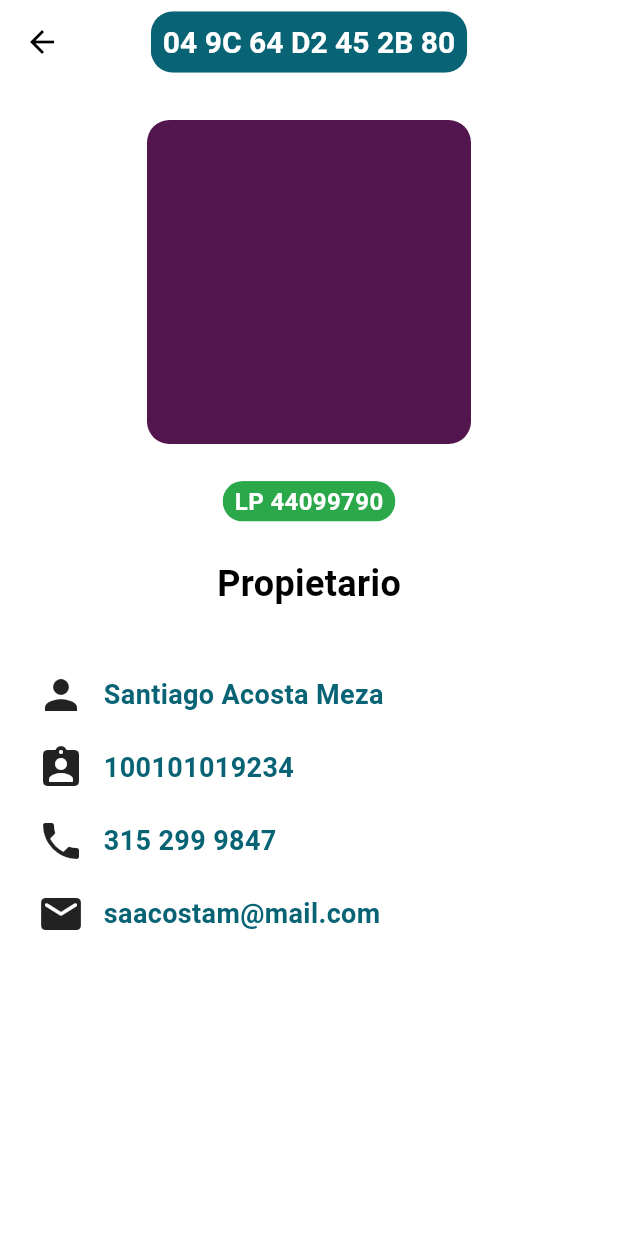
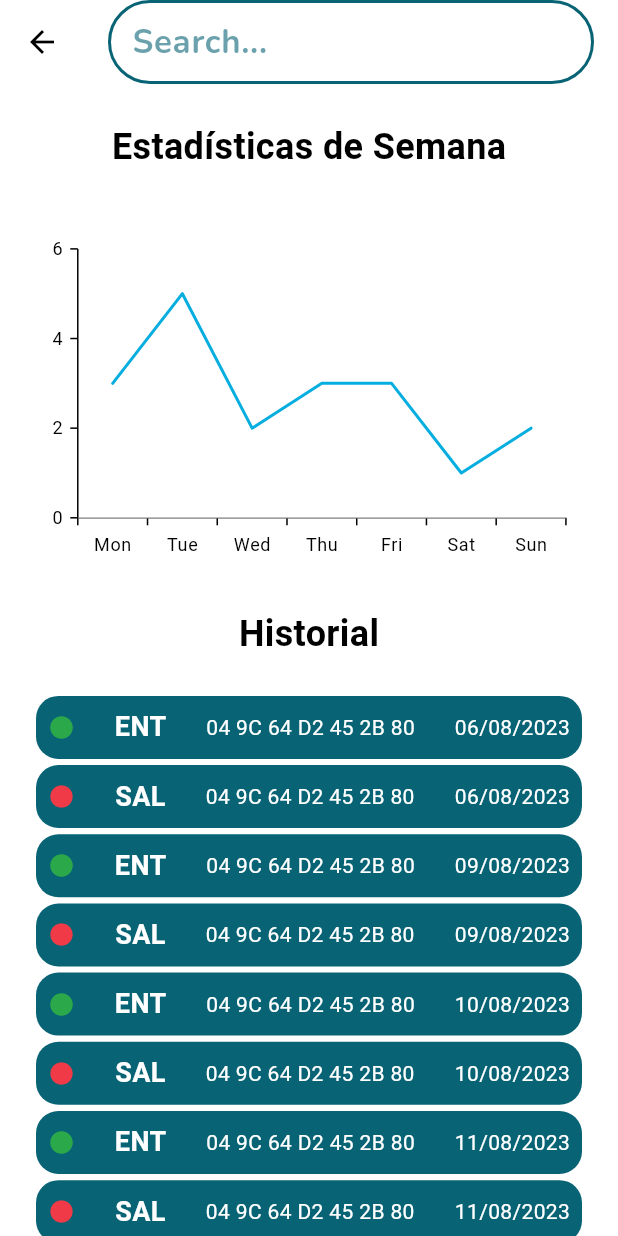
Before and after one commit to mbolanoss/bicitrack, a Flutter app: the screen it shows after launch, after a tap on "Dashboard", on a phone screen of 412 x 824 dp. Run offline on Flutter 3.47's test engine with Material 2 defaults, Android fonts, the phone set to English and light mode, and no system bars; our stand-ins replace cloud_firestore, firebase_auth, firebase_core, firebase_storage, font_awesome_flutter, google_fonts and 3 more; accounts and stored records are empty; network calls fail.

Commit message:
dashboard hardcoded and without components

```diff
--- a/bicitrack/lib/main.dart
+++ b/bicitrack/lib/main.dart
@@ -1,5 +1,6 @@
 import 'package:bicitrack/screens/bicycle_view.dart';
 import 'package:bicitrack/providers/bike_register_provider.dart';
+import 'package:bicitrack/screens/dashboard.dart';
 import 'package:bicitrack/screens/home_screen.dart';
 import 'package:bicitrack/screens/register_bike/register_bike_owner.dart';
 import 'package:bicitrack/screens/test_screen.dart';
@@ -55,6 +56,7 @@ class MyApp extends StatelessWidget {
         '/bicycle-view': (context) => const BicycleScreen(),
         '/register_bike_owner': (context) => RegisterBikeOwnerScreen(),
         '/register_bike': (context) => const RegisterBikeScreen(),
+        '/dashboard': (context) => const DashboardScreen(),
       },
     );
   }
--- a/bicitrack/lib/screens/bicycle_view.dart
+++ b/bicitrack/lib/screens/bicycle_view.dart
@@ -21,7 +21,7 @@ class BicycleScreen extends StatelessWidget {
       body: ListView(children: [
         Column(
           children: [
-            const SizedBox(height: 24),
+            SizedBox(height: screenSize.height * 0.03),
             Center(
                 child: ClipRRect(
               borderRadius: const BorderRadius.all(Radius.circular(15)),
--- /dev/null
+++ b/bicitrack/lib/screens/dashboard.dart
@@ -0,0 +1,121 @@
+import 'package:bicitrack/utilities/custom_theme.dart';
+import 'package:bicitrack/widgets/header.dart';
+import 'package:bicitrack/widgets/usage_history_item.dart';
+import 'package:flutter/material.dart';
+import 'package:syncfusion_flutter_charts/charts.dart';
+
+class DashboardScreen extends StatelessWidget {
+  const DashboardScreen({super.key});
+
+  @override
+  Widget build(BuildContext context) {
+    final screenSize = MediaQuery.of(context).size;
+
+    List<UsageHistoryItemData> data = [
+      const UsageHistoryItemData(
+          isEntrance: true, nfc: '04 9C 64 D2 45 2B 80', date: '06/08/2023'),
+      const UsageHistoryItemData(
+          isEntrance: false, nfc: '04 9C 64 D2 45 2B 80', date: '06/08/2023'),
+      const UsageHistoryItemData(
+          isEntrance: true, nfc: '04 9C 64 D2 45 2B 80', date: '09/08/2023'),
+      const UsageHistoryItemData(
+          isEntrance: false, nfc: '04 9C 64 D2 45 2B 80', date: '09/08/2023'),
+      const UsageHistoryItemData(
+          isEntrance: true, nfc: '04 9C 64 D2 45 2B 80', date: '10/08/2023'),
+      const UsageHistoryItemData(
+          isEntrance: false, nfc: '04 9C 64 D2 45 2B 80', date: '10/08/2023'),
+      const UsageHistoryItemData(
+          isEntrance: true, nfc: '04 9C 64 D2 45 2B 80', date: '11/08/2023'),
+      const UsageHistoryItemData(
+          isEntrance: false, nfc: '04 9C 64 D2 45 2B 80', date: '11/08/2023'),
+    ];
+
+    List<Widget> history = [];
+    for (int i = 0; i < data.length; i++) {
+      history.add(UsageHistoryItem(
+          isEntrance: data[i].isEntrance,
+          nfc: data[i].nfc,
+          date: data[i].date));
+      history.add(SizedBox(height: screenSize.height * 0.005));
+    }
+
+    return Scaffold(
+      appBar: AppBar(
+        title: SearchBar(
+            hintText: 'Search...',
+            hintStyle: MaterialStateProperty.all<TextStyle>(const TextStyle(
+              color: transSeablue,
+            )),
+            backgroundColor:
+                MaterialStateProperty.all<Color>(Colors.transparent),
+            surfaceTintColor:
+                MaterialStateProperty.all<Color>(Colors.transparent),
+            overlayColor: MaterialStateProperty.all<Color>(Colors.transparent),
+            shadowColor: MaterialStateProperty.all<Color>(Colors.transparent),
+            shape: MaterialStateProperty.all<OutlinedBorder>(
+              RoundedRectangleBorder(
+                borderRadius: BorderRadius.circular(50),
+                side: const BorderSide(color: seablue, width: 2),
+              ),
+            )),
+        centerTitle: true,
+        backgroundColor: Colors.transparent,
+      ),
+      body: ListView(children: [
+        Column(
+          children: [
+            SizedBox(height: screenSize.height * 0.03),
+            const Header(text: 'Estadísticas de Semana'),
+            Center(
+              child: Container(
+                height: 250,
+                decoration: BoxDecoration(
+                  color: Colors.white, // Set the background color
+                  borderRadius:
+                      BorderRadius.circular(20), // Set the border radius
+                ),
+                padding: EdgeInsets.fromLTRB(screenSize.width * 0.02,
+                    screenSize.height * 0.03, screenSize.width * 0.02, 0),
+                margin: EdgeInsets.all(screenSize.width * 0.04),
+                child: SfCartesianChart(
+                  primaryXAxis: CategoryAxis(),
+                  primaryYAxis: NumericAxis(),
+                  series: <ChartSeries>[
+                    StackedLineSeries<ChartData, String>(
+                      dataSource: <ChartData>[
+                        ChartData('Mon', 3),
+                        ChartData('Tue', 5),
+                        ChartData('Wed', 2),
+                        ChartData('Thu', 3),
+                        ChartData('Fri', 3),
+                        ChartData('Sat', 1),
+                        ChartData('Sun', 2),
+                      ],
+                      xValueMapper: (ChartData data, _) => data.month,
+                      yValueMapper: (ChartData data, _) => data.value,
+                      name: 'Week',
+                    ),
+                  ],
+                ),
+              ),
+            ),
+            SizedBox(height: screenSize.height * 0.01),
+            const Header(text: 'Historial'),
+            Container(
+              margin: const EdgeInsets.all(24),
+              child: Column(children: history),
+            ),
+            SizedBox(height: screenSize.height * 0.03),
+          ],
+        )
+      ]),
+    );
+  }
+}
+
+class ChartData {
+  final String month;
+  final double value;
+
+  ChartData(this.month, this.value);
+}
--- a/bicitrack/lib/screens/home_screen.dart
+++ b/bicitrack/lib/screens/home_screen.dart
@@ -32,7 +32,7 @@ class HomeScreen extends StatelessWidget {
               ),
               ElevatedButton(
                 onPressed: () {
-                  Navigator.pushNamed(context, '/bicycle-view');
+                  Navigator.pushNamed(context, '/dashboard');
                 },
                 child: const Text('Dashboard'),
               ),
--- a/bicitrack/lib/utilities/custom_theme.dart
+++ b/bicitrack/lib/utilities/custom_theme.dart
@@ -4,6 +4,7 @@ import 'package:google_fonts/google_fonts.dart';
 const cream = Color(0xFFDAF0EE);
 const green = Color(0xFF2BA84A);
 const seablue = Color(0xFF086375);
+const transSeablue = Color(0x99086375);
 const red = Color(0xFFF03A47);
 const purple = Color(0xFF52154E);
 
--- /dev/null
+++ b/bicitrack/lib/widgets/usage_history_item.dart
@@ -0,0 +1,61 @@
+import 'package:bicitrack/utilities/custom_theme.dart';
+import 'package:flutter/material.dart';
+
+class UsageHistoryItem extends StatelessWidget {
+  final bool isEntrance;
+  final String nfc;
+  final String date;
+
+  const UsageHistoryItem(
+      {super.key,
+      required this.isEntrance,
+      required this.nfc,
+      required this.date});
+
+  @override
+  Widget build(BuildContext context) {
+    return Container(
+      decoration: BoxDecoration(
+        color: seablue, // Set the background color
+        borderRadius: BorderRadius.circular(15), // Set the border radius
+      ),
+      padding: const EdgeInsets.all(8),
+      child: Flex(
+          direction: Axis.horizontal,
+          mainAxisAlignment: MainAxisAlignment.spaceBetween,
+          children: [
+            Icon(
+              Icons.circle,
+              color: isEntrance ? green : red,
+              size: 18,
+            ),
+            Text(
+              isEntrance ? 'ENT' : 'SAL',
+              style: const TextStyle(
+                  color: Colors.white,
+                  fontSize: 18,
+                  fontWeight: FontWeight.bold),
+            ),
+            Text(nfc,
+                style: const TextStyle(
+                    color: Colors.white,
+                    fontSize: 14,
+                    fontWeight: FontWeight.w400)),
+            Text(date,
+                style: const TextStyle(
+                    color: Colors.white,
+                    fontSize: 14,
+                    fontWeight: FontWeight.w400)),
+          ]),
+    );
+  }
+}
+
+class UsageHistoryItemData {
+  final bool isEntrance;
+  final String nfc;
+  final String date;
+
+  const UsageHistoryItemData(
+      {required this.isEntrance, required this.nfc, required this.date});
+}
--- a/bicitrack/pubspec.yaml
+++ b/bicitrack/pubspec.yaml
@@ -44,6 +44,7 @@ dependencies:
   cloud_firestore: ^4.9.3
   firebase_storage: ^11.2.8
   image_picker: ^1.0.4
+  syncfusion_flutter_charts: ^23.1.42
 
 dev_dependencies:
   flutter_test:
```
